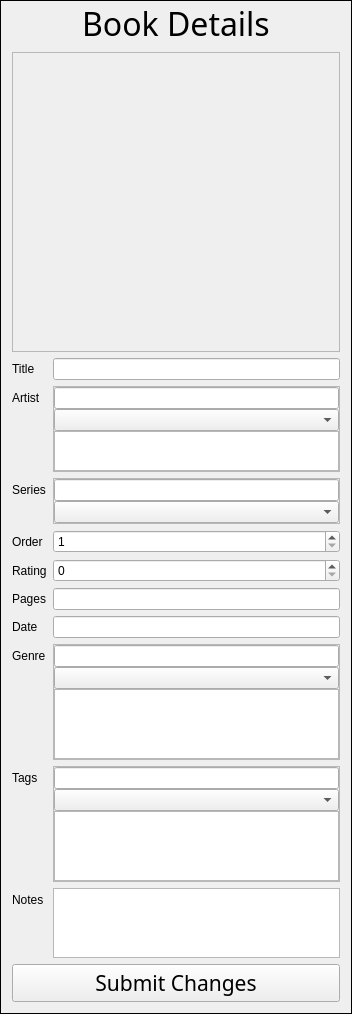
This is ui/details_frame.ui in rexosorous/manga-viewer as Qt 5 draws it before an edit. The edited form follows.
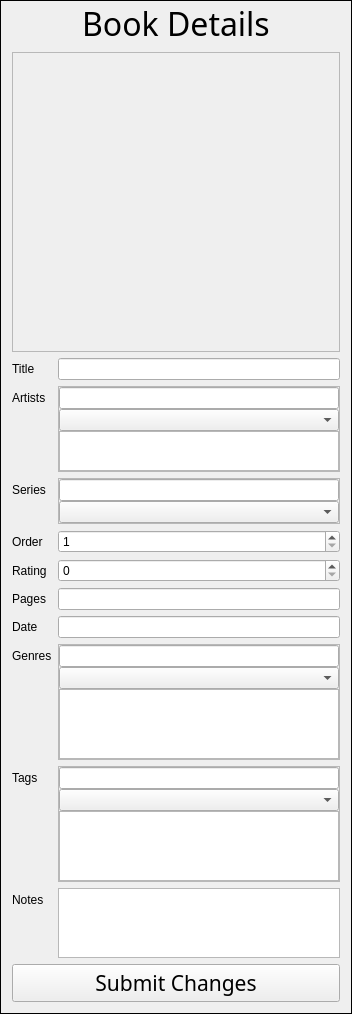
This is the edited form. Icons and pictures are not drawn.

Commit message: fixed .ui files and added comments to some files to avoid dependency on qt designer to view variable names

What changed in the file:
```diff
--- a/ui/details_frame.ui
+++ b/ui/details_frame.ui
@@ -122,7 +122,7 @@
    <item row="3" column="0">
     <widget class="QLabel" name="label_8">
      <property name="text">
-      <string>Artist</string>
+      <string>Artists</string>
      </property>
     </widget>
    </item>
@@ -240,7 +240,7 @@
    <item row="10" column="0">
     <widget class="QLabel" name="label_10">
      <property name="text">
-      <string>Genre</string>
+      <string>Genres</string>
      </property>
     </widget>
    </item>
```
Left out of the diff: 12 changed lines with no effect on the pictures. The commit also changes 6 other files.
